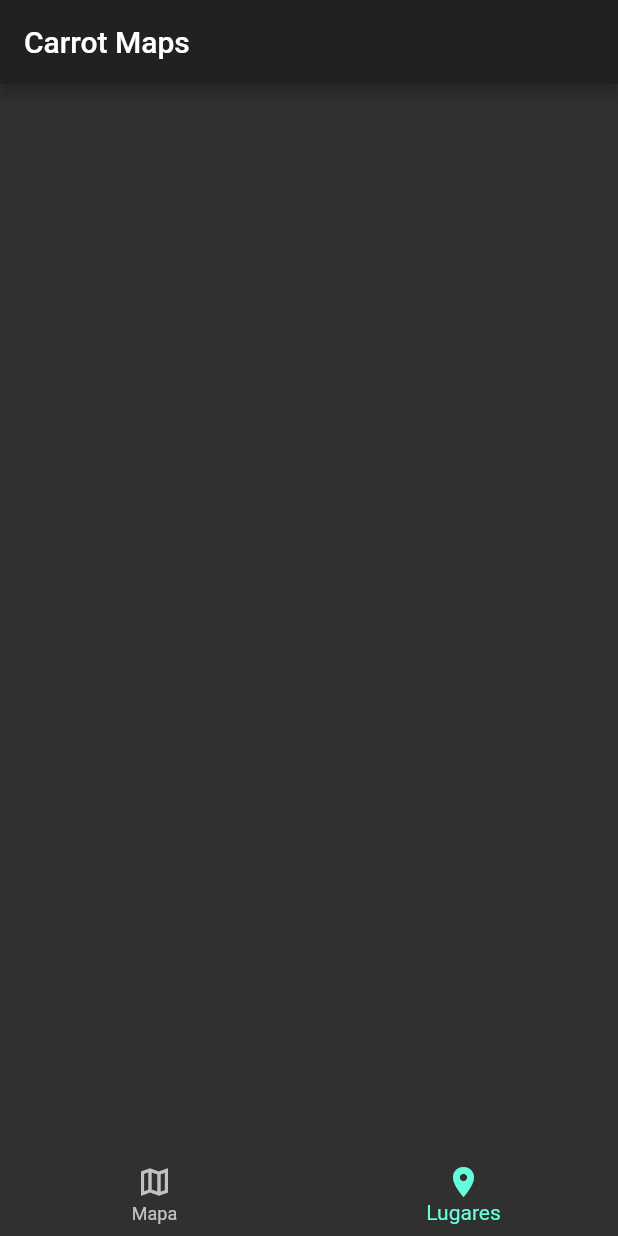
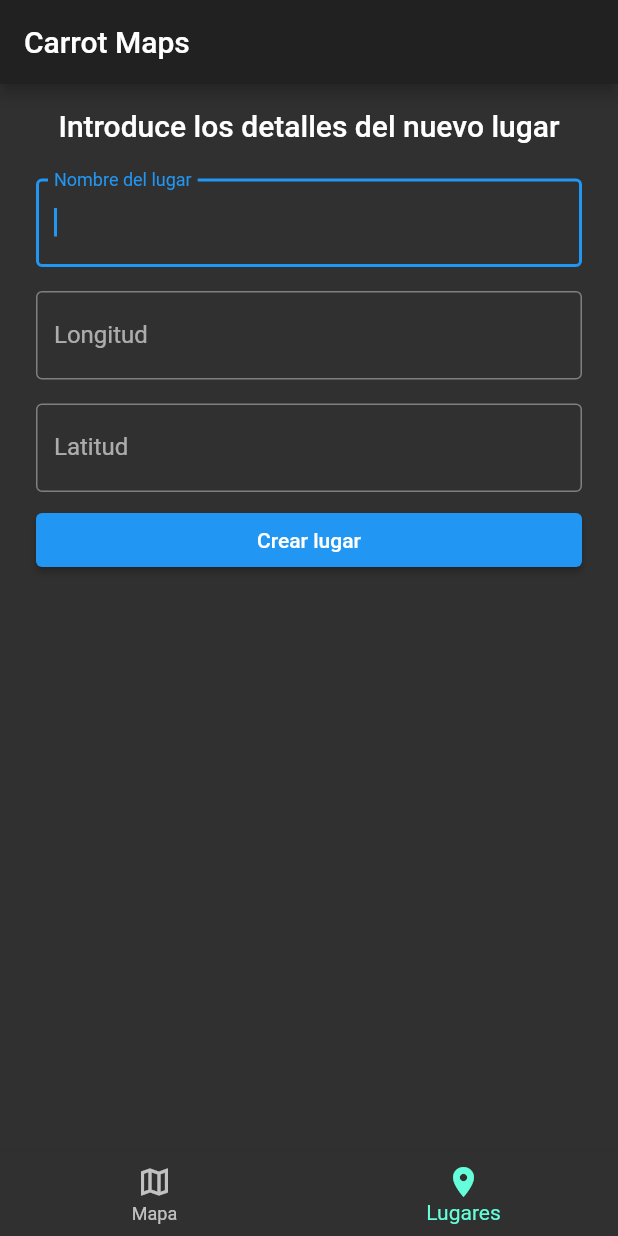
Before and after one commit to migalv/carrot_maps, a Flutter app: the screen it shows after launch, item 2 of the bottom bar chosen, on a phone screen of 412 x 824 dp. Run offline on Flutter 3.47's test engine with Material 2 defaults, Android fonts, the phone set to English and light mode, and no system bars; our stand-ins replace auto_route, cloud_firestore, dartz, firebase_core, freezed_annotation, google_maps_flutter; accounts and stored records are empty; generated files the repository leaves out were written again.

Commit message:
Create the Places View Form

```diff
--- a/lib/presentation/home/widgets/places_view.dart
+++ b/lib/presentation/home/widgets/places_view.dart
@@ -5,6 +5,57 @@ class PlacesView extends StatelessWidget {
 
   @override
   Widget build(BuildContext context) {
-    return Container();
+    return Form(
+      child: ListView(
+        padding: EdgeInsets.symmetric(horizontal: 24.0),
+        children: [
+          Padding(
+            padding: const EdgeInsets.symmetric(vertical: 16.0),
+            child: Text(
+              "Introduce los detalles del nuevo lugar",
+              style: Theme.of(context).textTheme.headline6,
+              textAlign: TextAlign.center,
+            ),
+          ),
+          Padding(
+            padding: const EdgeInsets.symmetric(vertical: 8.0),
+            child: TextFormField(
+              autofocus: true,
+              decoration: InputDecoration(
+                labelText: "Nombre del lugar",
+                border: OutlineInputBorder(),
+              ),
+              textInputAction: TextInputAction.next,
+            ),
+          ),
+          Padding(
+            padding: const EdgeInsets.symmetric(vertical: 8.0),
+            child: TextFormField(
+              decoration: InputDecoration(
+                labelText: "Longitud",
+                border: OutlineInputBorder(),
+              ),
+              keyboardType: TextInputType.number,
+              textInputAction: TextInputAction.next,
+            ),
+          ),
+          Padding(
+            padding: const EdgeInsets.symmetric(vertical: 8.0),
+            child: TextFormField(
+              decoration: InputDecoration(
+                labelText: "Latitud",
+                border: OutlineInputBorder(),
+              ),
+              keyboardType: TextInputType.number,
+              textInputAction: TextInputAction.done,
+            ),
+          ),
+          ElevatedButton(
+            onPressed: () {},
+            child: Text("Crear lugar"),
+          ),
+        ],
+      ),
+    );
   }
 }
```
